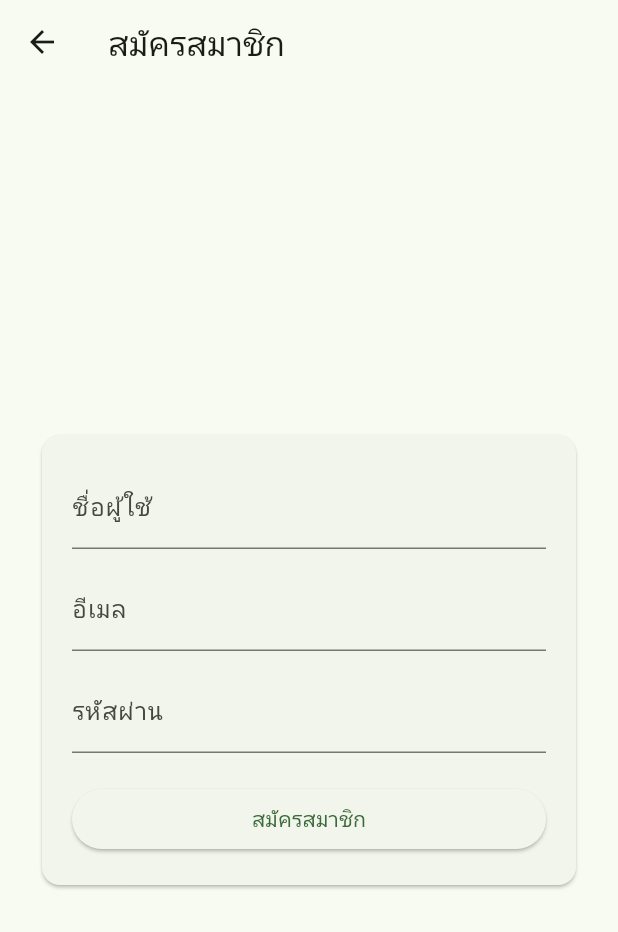
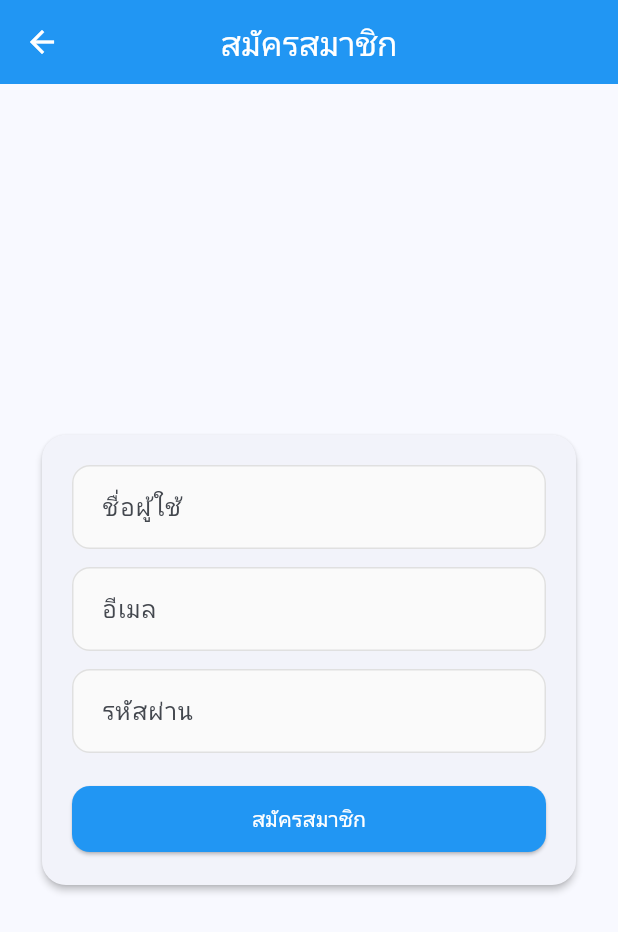
Before and after one commit to srpatise-del/fitness_pj_3, a Flutter app: the screen it shows after launch, after a tap on "เข้าสู่ระบบ", after a tap on "ยังไม่มีบัญชี? สมัครสมาชิก", on a phone screen of 412 x 824 dp. Shown: the top 932 px of the screen. Run offline on Flutter 3.47's test engine with Material 3 defaults, Android fonts, the phone set to English and light mode, and no system bars; our stand-ins replace fl_chart, flutter_local_notifications, shared_preferences, sqflite, sqflite_common_ffi, timezone; accounts and stored records are empty.

Commit message:
sky update 29/4

```diff
--- a/lib/main.dart
+++ b/lib/main.dart
@@ -8,15 +8,21 @@ import 'package:fitness_pj_3/screens/auth/register_screen.dart';
 import 'package:fitness_pj_3/screens/dashboard/dashboard_screen.dart';
 import 'package:fitness_pj_3/screens/workouts/history_screen.dart';
 import 'package:fitness_pj_3/screens/workouts/workout_form_screen.dart';
+import 'package:provider/provider.dart';
+import 'package:flutter/material.dart';
+import 'package:fitness_pj_3/services/notification_service.dart';
 import 'package:fitness_pj_3/services/db_init.dart';
-import 'package:fitness_pj_3/services/notification_service.dart';
-import 'package:flutter/material.dart';
-import 'package:provider/provider.dart';
 
 Future<void> main() async {
   WidgetsFlutterBinding.ensureInitialized();
+
+  // ใช้ helper service ในการจัดการ database factory ตาม platform
   initializeDatabaseFactory();
+
+  print("🔥 DB INIT DONE"); // debug
+
   await NotificationService.instance.initialize();
+
   runApp(const FitnessTrackerApp());
 }
 
@@ -35,8 +41,53 @@ class FitnessTrackerApp extends StatelessWidget {
         debugShowCheckedModeBanner: false,
         title: 'Fitness Tracker App',
         theme: ThemeData(
-          colorScheme: ColorScheme.fromSeed(seedColor: Colors.green),
           useMaterial3: true,
+          colorScheme: ColorScheme.fromSeed(
+            seedColor: const Color(0xFF2196F3), // Blue theme
+            brightness: Brightness.light,
+          ),
+          appBarTheme: const AppBarTheme(
+            centerTitle: true,
+            elevation: 0,
+            backgroundColor: Color(0xFF2196F3),
+            foregroundColor: Colors.white,
+          ),
+          elevatedButtonTheme: ElevatedButtonThemeData(
+            style: ElevatedButton.styleFrom(
+              backgroundColor: const Color(0xFF2196F3),
+              foregroundColor: Colors.white,
+              padding: const EdgeInsets.symmetric(horizontal: 24, vertical: 12),
+              shape: RoundedRectangleBorder(
+                borderRadius: BorderRadius.circular(12),
+              ),
+            ),
+          ),
+          inputDecorationTheme: InputDecorationTheme(
+            filled: true,
+            fillColor: Colors.grey.shade50,
+            border: OutlineInputBorder(
+              borderRadius: BorderRadius.circular(12),
+              borderSide: BorderSide.none,
+            ),
+            enabledBorder: OutlineInputBorder(
+              borderRadius: BorderRadius.circular(12),
+              borderSide: BorderSide(color: Colors.grey.shade300),
+            ),
+            focusedBorder: OutlineInputBorder(
+              borderRadius: BorderRadius.circular(12),
+              borderSide: const BorderSide(color: Color(0xFF2196F3), width: 2),
+            ),
+            contentPadding: const EdgeInsets.symmetric(
+              horizontal: 16,
+              vertical: 16,
+            ),
+          ),
+          cardTheme: CardThemeData(
+            elevation: 2,
+            shape: RoundedRectangleBorder(
+              borderRadius: BorderRadius.circular(16),
+            ),
+          ),
         ),
         initialRoute: '/login',
         routes: {
--- a/lib/screens/auth/login_screen.dart
+++ b/lib/screens/auth/login_screen.dart
@@ -24,6 +24,27 @@ class _LoginScreenState extends State<LoginScreen> {
     super.dispose();
   }
 
+  @override
+  void initState() {
+    super.initState();
+    WidgetsBinding.instance.addPostFrameCallback((_) {
+      _checkAutoLogin();
+    });
+  }
+
+  Future<void> _checkAutoLogin() async {
+    final auth = context.read<AuthProvider>();
+    await auth.restoreSession();
+    if (mounted && auth.user != null) {
+      // โหลดข้อมูลเบื้องต้นก่อนเข้าหน้า Dashboard
+      await context.read<WorkoutProvider>().loadWorkouts(
+        userId: auth.user!.id,
+        token: auth.user!.token ?? '',
+      );
+      Navigator.pushReplacementNamed(context, '/dashboard');
+    }
+  }
+
   Future<void> _submit() async {
     if (!_formKey.currentState!.validate()) return;
     final auth = context.read<AuthProvider>();
@@ -33,9 +54,9 @@ class _LoginScreenState extends State<LoginScreen> {
     if (ok) {
       final user = auth.user!;
       await context.read<WorkoutProvider>().loadWorkouts(
-            userId: user.id,
-            token: user.token ?? '',
-          );
+        userId: user.id,
+        token: user.token ?? '',
+      );
       await NotificationService.instance.scheduleDailyReminder();
       if (mounted) {
         Navigator.pushReplacementNamed(context, '/dashboard');
@@ -63,29 +84,52 @@ class _LoginScreenState extends State<LoginScreen> {
                   key: _formKey,
                   child: Column(
                     mainAxisSize: MainAxisSize.min,
+
                     children: [
-                      Text('Fitness Tracker App', style: Theme.of(context).textTheme.headlineSmall),
-                      const SizedBox(height: 20),
+                      Column(
+                    children: [
+                      Image.asset(
+                        'assets/images/logo.png',
+                        height: 200,
+                        width: 200
+                      ),
+                      const SizedBox(height: 10),
+                      const Text(
+                        'Fitness Tracker App',
+                        style: TextStyle(fontSize: 20),
+                      ),
+                    ],
+                  ),
                       TextFormField(
                         controller: _emailCtrl,
                         keyboardType: TextInputType.emailAddress,
                         decoration: const InputDecoration(labelText: 'อีเมล'),
-                        validator: (v) => (v == null || !v.contains('@')) ? 'กรอกอีเมลให้ถูกต้อง' : null,
+                        validator: (v) => (v == null || !v.contains('@'))
+                            ? 'กรอกอีเมลให้ถูกต้อง'
+                            : null,
                       ),
                       const SizedBox(height: 12),
                       TextFormField(
                         controller: _passCtrl,
                         obscureText: true,
-                        decoration: const InputDecoration(labelText: 'รหัสผ่าน'),
-                        validator: (v) => (v == null || v.length < 6) ? 'รหัสผ่านอย่างน้อย 6 ตัวอักษร' : null,
+                        decoration: const InputDecoration(
+                          labelText: 'รหัสผ่าน',
+                        ),
+                        validator: (v) => (v == null || v.length < 6)
+                            ? 'รหัสผ่านอย่างน้อย 6 ตัวอักษร'
+                            : null,
                       ),
                       const SizedBox(height: 20),
                       SizedBox(
                         width: double.infinity,
-                        child: ElevatedButton(onPressed: _submit, child: const Text('เข้าสู่ระบบ')),
+                        child: ElevatedButton(
+                          onPressed: _submit,
+                          child: const Text('เข้าสู่ระบบ'),
+                        ),
                       ),
                       TextButton(
-                        onPressed: () => Navigator.pushNamed(context, '/register'),
+                        onPressed: () =>
+                            Navigator.pushNamed(context, '/register'),
                         child: const Text('ยังไม่มีบัญชี? สมัครสมาชิก'),
                       ),
                     ],
--- a/pubspec.yaml
+++ b/pubspec.yaml
@@ -4,7 +4,7 @@ publish_to: 'none'
 version: 0.1.0+1
 
 environment:
-  sdk: ^3.11.0
+  sdk: '>=3.0.0 <4.0.0'
 
 dependencies:
   flutter:
@@ -27,3 +27,6 @@ dev_dependencies:
 
 flutter:
   uses-material-design: true
+
+  assets:
+    - assets/images/logo.png
```
Also changed, not shown: lib/screens/admin/admin_panel_screen.dart (+48 -11 lines), lib/widgets/app_drawer.dart (+15 -2 lines), assets/images/LOGO.png (added).
